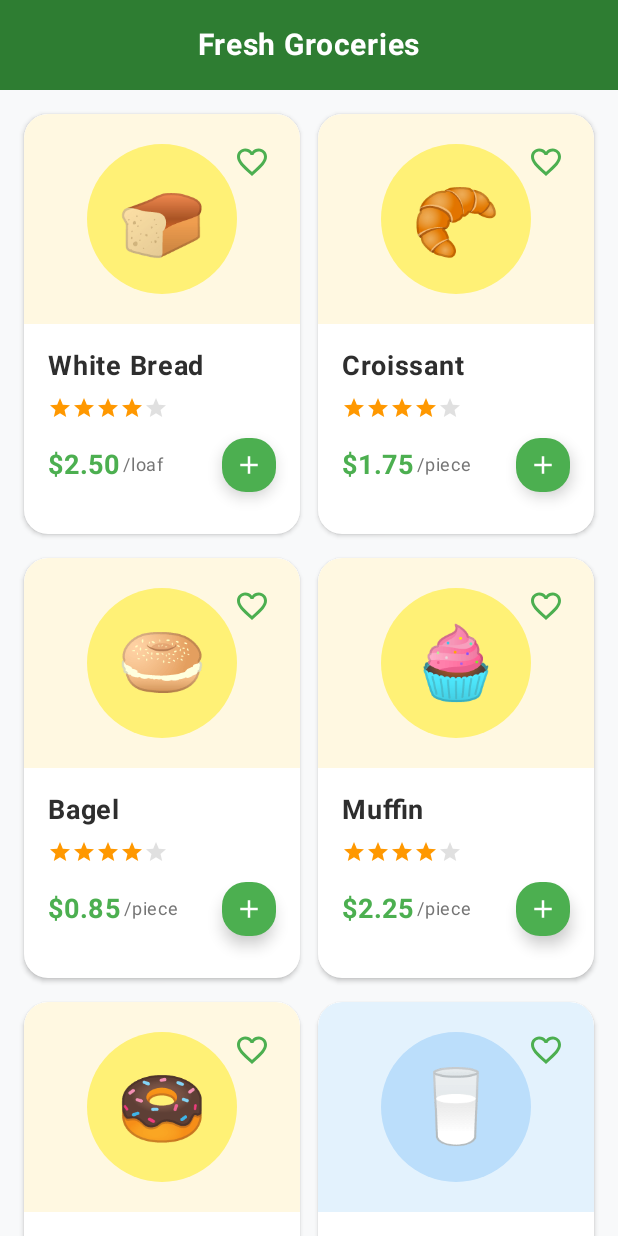
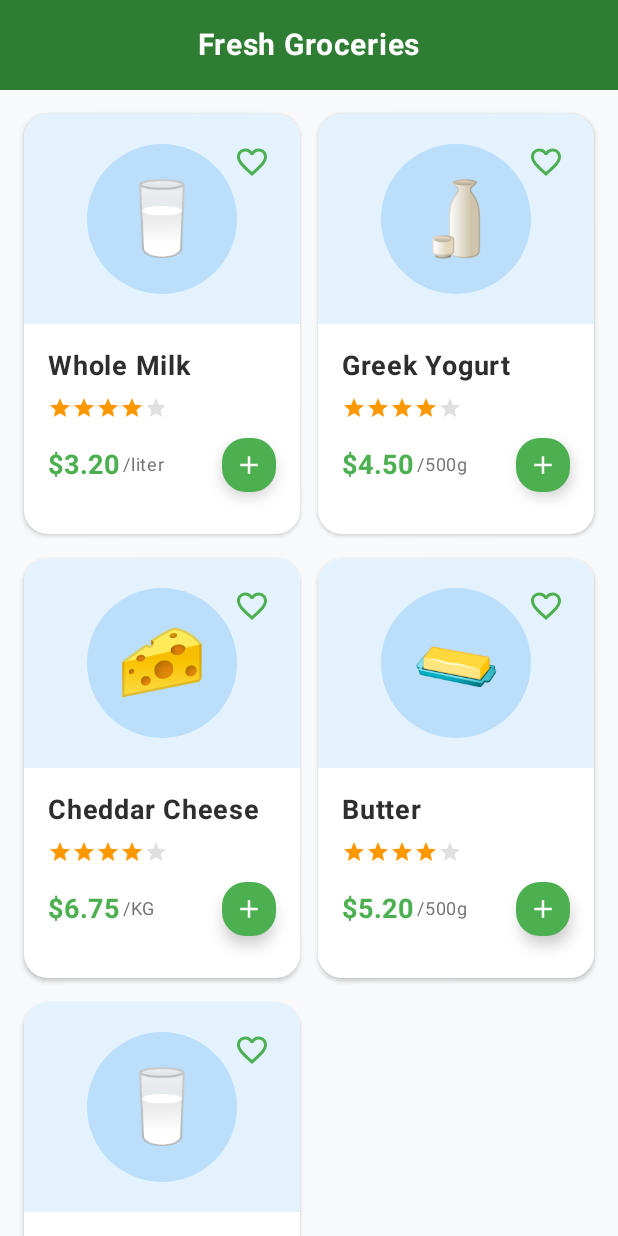
Before and after one commit to swastikaa0/projectgrocery, an Android app built with Jetpack Compose: the composable Products shown on its own in the app's theme, on a phone screen of 412 x 824 dp. Run offline under Robolectric (Android 15) with nearby library versions, the light colour scheme and no system bars.

Commit message:
Products

```diff
--- a/app/src/main/java/com/example/c36a/view/Products.kt
+++ b/app/src/main/java/com/example/c36a/view/Products.kt
@@ -57,12 +57,12 @@ fun Products() {
 //            Product(9, "Bell Pepper", "$4.25", "/KG", 4.4f, R.drawable.apple_image, category = "Vegetable"),
 //            Product(10, "Spinach", "$2.80", "/bunch", 4.0f, R.drawable.apple_image, category = "Vegetable"),
 
-            // Bakery Items (5 items)
-            Product(11, "White Bread", "$2.50", "/loaf", 4.1f, R.drawable.apple_image, category = "Bakery"),
-            Product(12, "Croissant", "$1.75", "/piece", 4.6f, R.drawable.apple_image, category = "Bakery"),
-            Product(13, "Bagel", "$0.85", "/piece", 4.2f, R.drawable.apple_image, category = "Bakery"),
-            Product(14, "Muffin", "$2.25", "/piece", 4.3f, R.drawable.apple_image, category = "Bakery"),
-            Product(15, "Donut", "$1.50", "/piece", 4.0f, R.drawable.apple_image, category = "Bakery"),
+//            // Bakery Items (5 items)
+//            Product(11, "White Bread", "$2.50", "/loaf", 4.1f, R.drawable.apple_image, category = "Bakery"),
+//            Product(12, "Croissant", "$1.75", "/piece", 4.6f, R.drawable.apple_image, category = "Bakery"),
+//            Product(13, "Bagel", "$0.85", "/piece", 4.2f, R.drawable.apple_image, category = "Bakery"),
+//            Product(14, "Muffin", "$2.25", "/piece", 4.3f, R.drawable.apple_image, category = "Bakery"),
+//            Product(15, "Donut", "$1.50", "/piece", 4.0f, R.drawable.apple_image, category = "Bakery"),
 
             // Milk Products (5 items)
             Product(16, "Whole Milk", "$3.20", "/liter", 4.4f, R.drawable.apple_image, category = "Dairy"),
```
